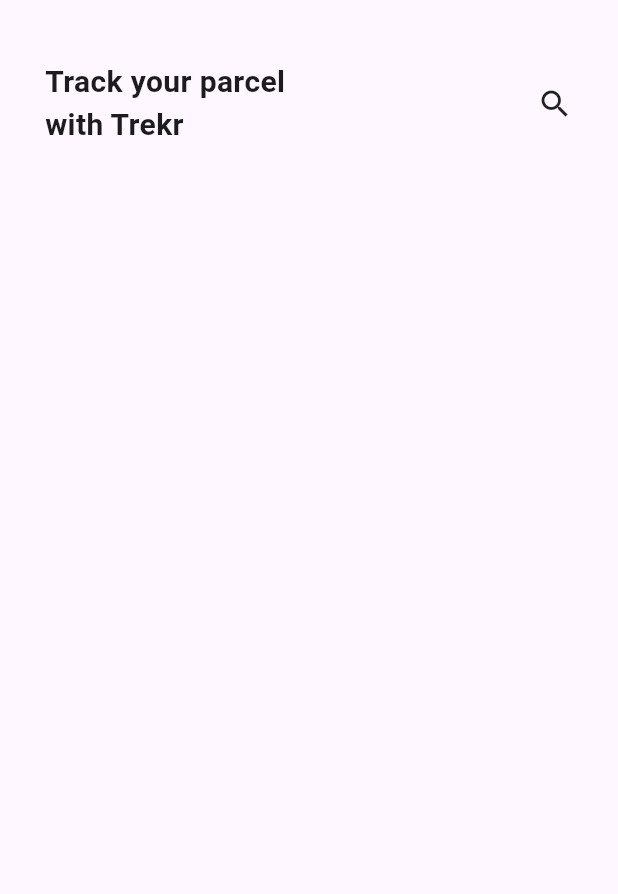
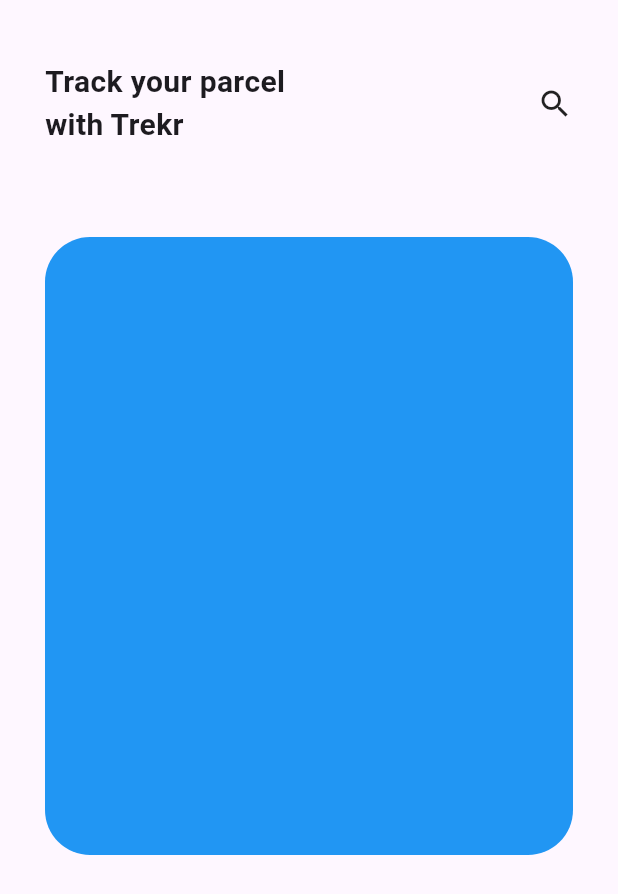
Before and after one commit to tinashemahwenda/trekr, a Flutter app: the TrekrProduct screen opened directly, on a phone screen of 412 x 824 dp. Shown: the top 894 px of the screen. Run offline on Flutter 3.47's test engine with Material 3 defaults, Android fonts, the phone set to English and light mode, and no system bars.

Commit message:
created a product box

```diff
--- a/lib/screens/trekr_product.dart
+++ b/lib/screens/trekr_product.dart
@@ -5,6 +5,8 @@ class TrekrProduct extends StatelessWidget {
 
   @override
   Widget build(BuildContext context) {
+    double width = MediaQuery.of(context).size.width;
+    double height = MediaQuery.of(context).size.height;
     return Scaffold(
         body: SafeArea(
       child: Padding(
@@ -31,6 +33,17 @@ class TrekrProduct extends StatelessWidget {
                   child: Icon(Icons.search),
                 ),
               ],
+            ),
+            SizedBox(
+              height: 60,
+            ),
+            Container(
+              width: width,
+              height: height / 2,
+              decoration: BoxDecoration(
+                color: Colors.blue,
+                borderRadius: BorderRadius.circular(30),
+              ),
             )
           ],
         ),
```
